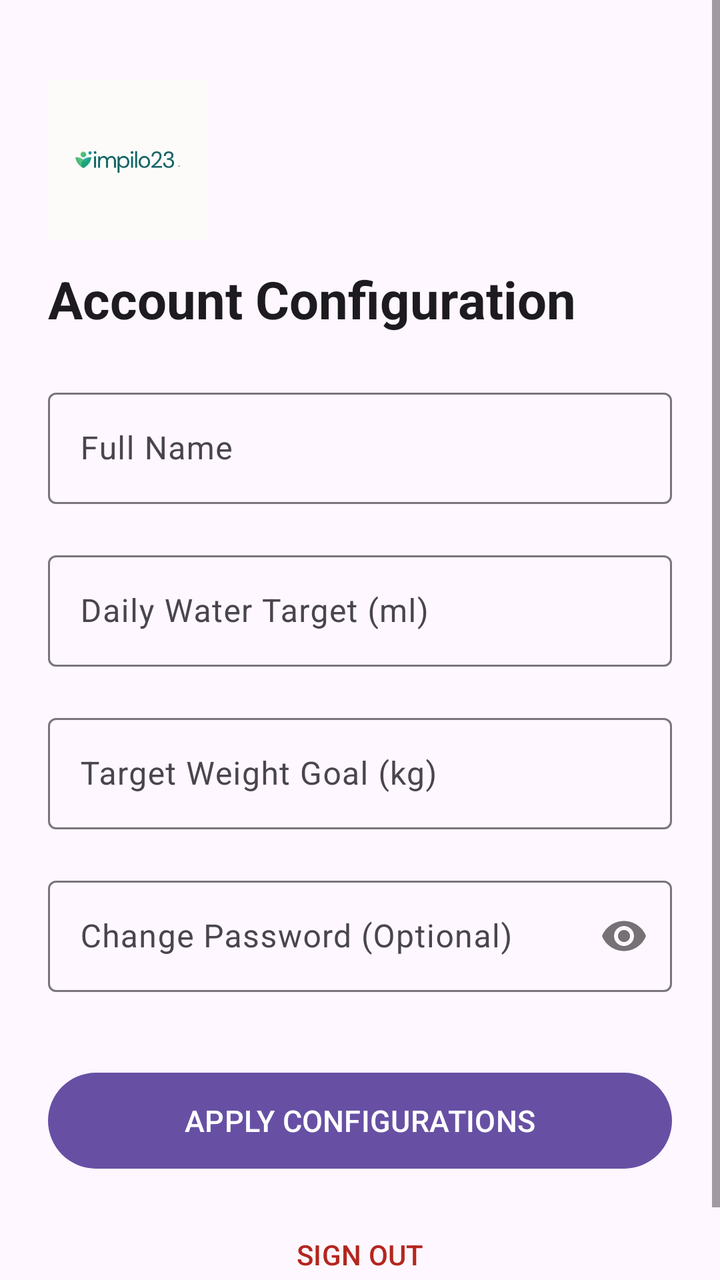
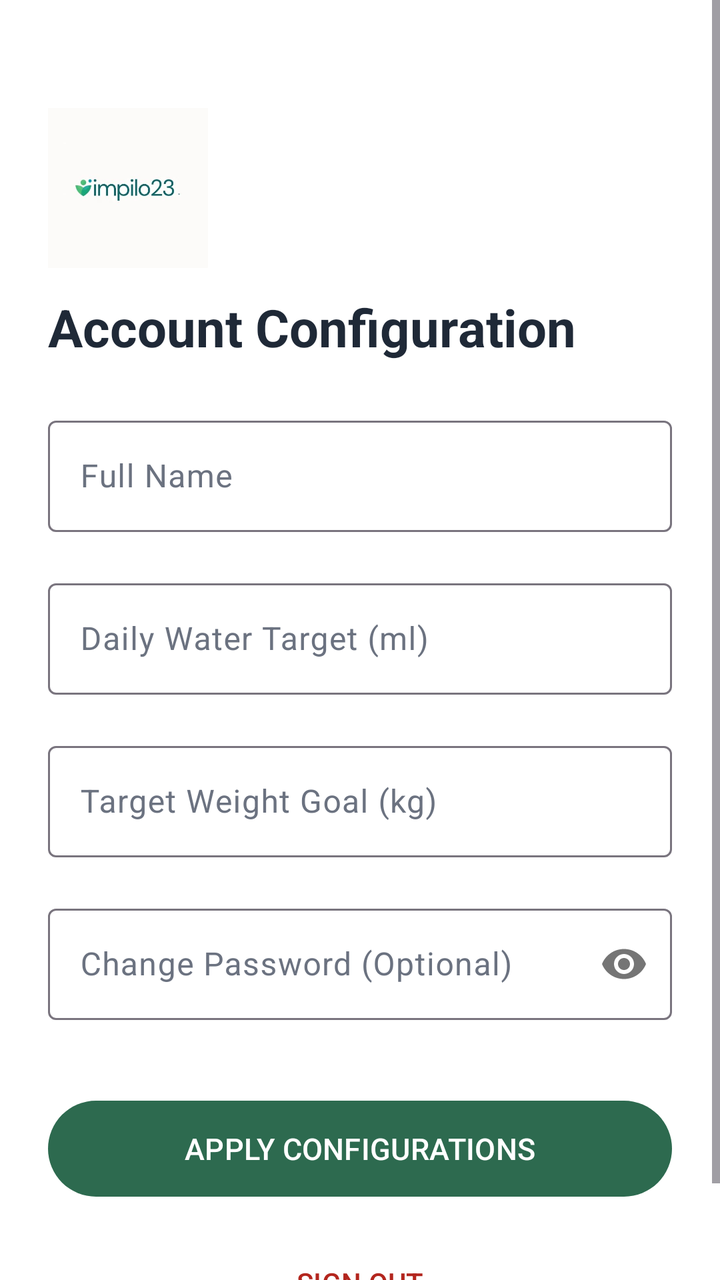

Screens rendered from an Android XML layout before and after an edit, with the pre-edit source and the edit as a unified diff.
<!-- AndroidManifest.xml: application theme Theme.IMPILO23 -->
<!-- res/layout/activity_settings.xml -->
<?xml version="1.0" encoding="utf-8"?>
<ScrollView xmlns:android="http://schemas.android.com/apk/res/android"
    xmlns:app="http://schemas.android.com/apk/res-auto"
    android:layout_width="match_parent"
    android:layout_height="match_parent"
    android:fillViewport="true"
    android:background="?attr/colorSurface">

    <androidx.constraintlayout.widget.ConstraintLayout
        android:layout_width="match_parent"
        android:layout_height="wrap_content"
        android:padding="24dp">

        <ImageView
            android:id="@+id/ivSettingsLogo"
            android:layout_width="80dp"
            android:layout_height="80dp"
            android:src="@drawable/impilo23"
            android:scaleType="centerInside"
            android:layout_marginTop="16dp"
            app:layout_constraintTop_toTopOf="parent"
            app:layout_constraintStart_toStartOf="parent" />

        <TextView
            android:id="@+id/tvSettingsTitle"
            android:layout_width="wrap_content"
            android:layout_height="wrap_content"
            android:text="Account Configuration"
            android:textSize="26sp"
            android:textStyle="bold"
            android:textColor="?attr/colorOnSurface"
            android:layout_marginTop="12dp"
            app:layout_constraintTop_toBottomOf="@id/ivSettingsLogo"
            app:layout_constraintStart_toStartOf="parent" />

        <com.google.android.material.textfield.TextInputLayout
            android:id="@+id/tilSetUsername"
            android:layout_width="match_parent"
            android:layout_height="wrap_content"
            android:hint="Full Name"
            android:layout_marginTop="24dp"
            style="@style/Widget.Material3.TextInputLayout.OutlinedBox"
            app:errorEnabled="true"
            app:layout_constraintTop_toBottomOf="@id/tvSettingsTitle">
            <com.google.android.material.textfield.TextInputEditText
                android:id="@+id/etSetUsername"
                android:layout_width="match_parent"
                android:layout_height="wrap_content"
                android:inputType="textPersonName" />
        </com.google.android.material.textfield.TextInputLayout>

        <com.google.android.material.textfield.TextInputLayout
            android:id="@+id/tilSetWaterGoal"
            android:layout_width="match_parent"
            android:layout_height="wrap_content"
            style="@style/Widget.Material3.TextInputLayout.OutlinedBox"
            android:hint="Daily Water Target (ml)"
            app:errorEnabled="true"
            app:layout_constraintTop_toBottomOf="@id/tilSetUsername">
            <com.google.android.material.textfield.TextInputEditText
                android:id="@+id/etSetWaterGoal"
                android:layout_width="match_parent"
                android:layout_height="wrap_content"
                android:inputType="number" />
        </com.google.android.material.textfield.TextInputLayout>

        <com.google.android.material.textfield.TextInputLayout
            android:id="@+id/tilSetWeightGoal"
            android:layout_width="match_parent"
            android:layout_height="wrap_content"
            style="@style/Widget.Material3.TextInputLayout.OutlinedBox"
            android:hint="Target Weight Goal (kg)"
            app:errorEnabled="true"
            app:layout_constraintTop_toBottomOf="@id/tilSetWaterGoal">
            <com.google.android.material.textfield.TextInputEditText
                android:id="@+id/etSetWeightGoal"
                android:layout_width="match_parent"
                android:layout_height="wrap_content"
                android:inputType="numberDecimal" />
        </com.google.android.material.textfield.TextInputLayout>

        <com.google.android.material.textfield.TextInputLayout
            android:id="@+id/tilSetNewPassword"
            android:layout_width="match_parent"
            android:layout_height="wrap_content"
            style="@style/Widget.Material3.TextInputLayout.OutlinedBox"
            android:hint="Change Password (Optional)"
            app:errorEnabled="true"
            app:passwordToggleEnabled="true"
            app:layout_constraintTop_toBottomOf="@id/tilSetWeightGoal">
            <com.google.android.material.textfield.TextInputEditText
                android:id="@+id/etSetNewPassword"
                android:layout_width="match_parent"
                android:layout_height="wrap_content"
                android:inputType="textPassword" />
        </com.google.android.material.textfield.TextInputLayout>

        <com.google.android.material.button.MaterialButton
            android:id="@+id/btnSaveSettings"
            android:layout_width="match_parent"
            android:layout_height="56dp"
            android:text="APPLY CONFIGURATIONS"
            android:textSize="15sp"
            android:layout_marginTop="16dp"
            app:layout_constraintTop_toBottomOf="@id/tilSetNewPassword" />

        <com.google.android.material.button.MaterialButton
            android:id="@+id/btnLogout"
            android:layout_width="match_parent"
            android:layout_height="54dp"
            android:text="SIGN OUT"
            style="@style/Widget.Material3.Button.TextButton"
            android:textColor="?attr/colorError"
            android:layout_marginTop="12dp"
            app:layout_constraintTop_toBottomOf="@id/btnSaveSettings" />

    </androidx.constraintlayout.widget.ConstraintLayout>
</ScrollView>
<!-- resources referenced by this layout -->
<resources>
  <!-- drawable impilo23: jpg bitmap (drawable, 31557 bytes) -->
  <style name="Theme.IMPILO23" parent="Base.Theme.IMPILO23" />
  <style name="Base.Theme.IMPILO23" parent="Theme.Material3.DayNight.NoActionBar">
          
          
      </style>
</resources>

<!-- the commit's change to res/layout/activity_settings.xml (unified diff, before → after) -->
@@ -17,7 +17,7 @@
             android:layout_height="80dp"
             android:src="@drawable/impilo23"
             android:scaleType="centerInside"
-            android:layout_marginTop="16dp"
+            android:layout_marginTop="30dp"
             app:layout_constraintTop_toTopOf="parent"
             app:layout_constraintStart_toStartOf="parent" />
 
<!-- resource entries referenced after the edit -->
@@ -3,8 +3,28 @@
   <!-- drawable impilo23: jpg bitmap (drawable, 31557 bytes) -->
   <style name="Theme.IMPILO23" parent="Base.Theme.IMPILO23" />
   <style name="Base.Theme.IMPILO23" parent="Theme.Material3.DayNight.NoActionBar">
-          
-          
+          <item name="colorPrimary">@color/brand_forest_primary</item>
+          <item name="colorOnPrimary">@color/white</item>
+          <item name="colorPrimaryContainer">@color/brand_sage_surface</item>
+          <item name="colorOnPrimaryContainer">@color/brand_forest_dark</item>
+          <item name="colorSecondary">@color/brand_forest_light</item>
+          <item name="colorOnSecondary">@color/white</item>
+          <item name="android:colorBackground">@color/brand_sage_bg</item>
+          <item name="colorSurface">@color/brand_card_bg</item>
+          <item name="colorOnSurface">@color/brand_text_dark</item>
+          <item name="colorOnSurfaceVariant">@color/brand_text_muted</item>
+  
+          <item name="android:statusBarColor">@color/brand_forest_dark</item>
+          <item name="android:windowLightStatusBar">false</item>
       </style>
+  <color name="brand_forest_primary">#2D6A4F</color>
+  <color name="white">#FFFFFFFF</color>
+  <color name="brand_sage_surface">#E8F5E9</color>
+  <color name="brand_forest_dark">#1B4332</color>
+  <color name="brand_forest_light">#40916C</color>
+  <color name="brand_sage_bg">#F7FBF7</color>
+  <color name="brand_card_bg">#FFFFFFFF</color>
+  <color name="brand_text_dark">#1F2937</color>
+  <color name="brand_text_muted">#6B7280</color>
 </resources>
 
